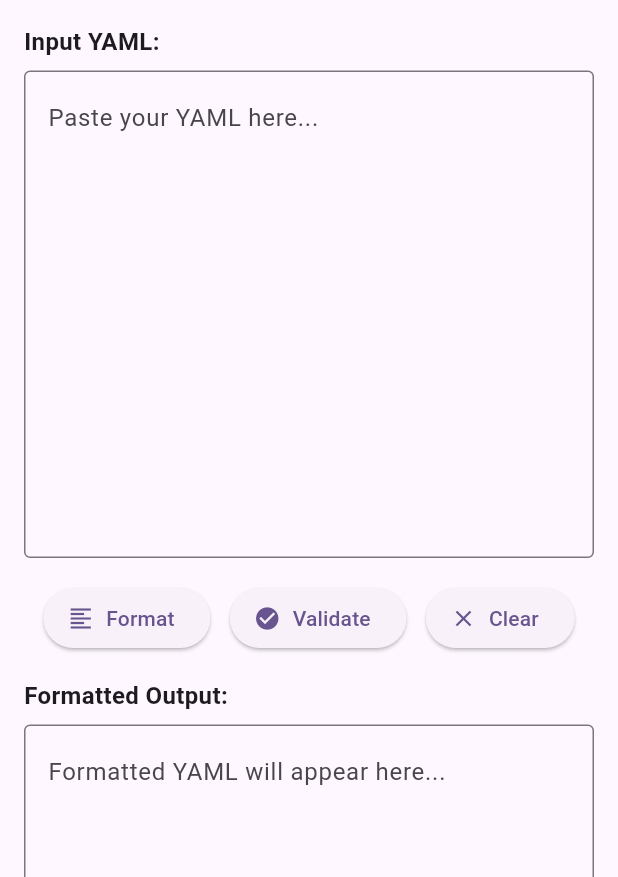
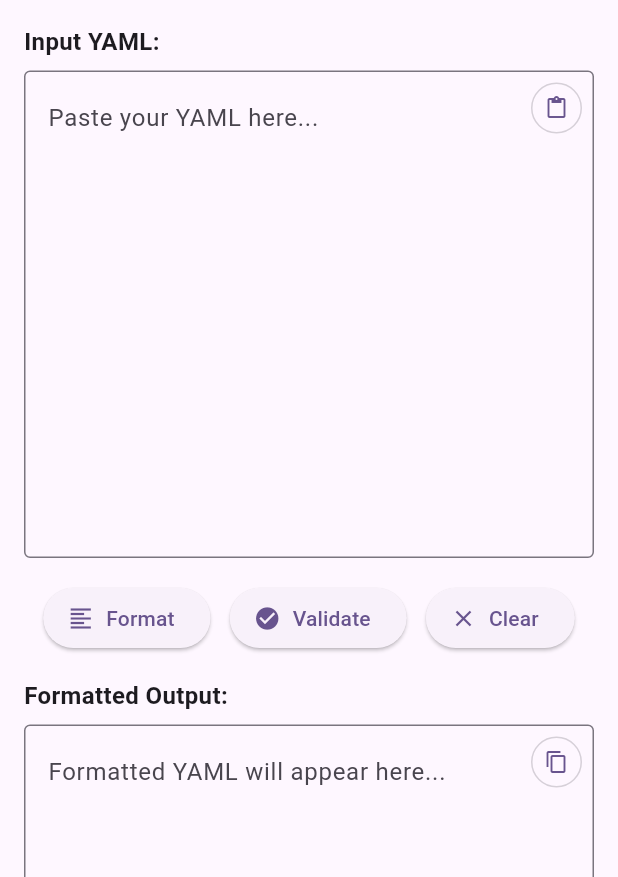
Before and after one commit to sutanto1010/devtools, a Flutter app: the YamlFormatterScreen screen opened directly, on a phone screen of 412 x 824 dp. Shown: the top 877 px of the screen. Run offline on Flutter 3.47's test engine with Material 3 defaults, Android fonts, the phone set to English and light mode, and no system bars; our stand-ins replace file_picker, package_info_plus, sqflite, webview_flutter, yaml; missing offline and left inert: encrypt, network_tools, openpgp, pro_image_editor, screen_capturer, super_clipboard and 3 more; accounts and stored records are empty.

Commit message:
feat(yaml_formatter): add copy/paste functionality to text fields
Add paste from clipboard button to input field and copy to clipboard button to output field
Include error handling and user feedback via snackbars

```diff
--- a/lib/screens/yaml_formatter_screen.dart
+++ b/lib/screens/yaml_formatter_screen.dart
@@ -1,4 +1,5 @@
 import 'package:flutter/material.dart';
+import 'package:flutter/services.dart';
 
 class YamlFormatterScreen extends StatefulWidget {
   const YamlFormatterScreen({super.key});
@@ -108,6 +109,58 @@ class _YamlFormatterScreenState extends State<YamlFormatterScreen> {
     });
   }
 
+  Future<void> _pasteFromClipboard() async {
+    try {
+      final clipboardData = await Clipboard.getData(Clipboard.kTextPlain);
+      if (clipboardData?.text != null) {
+        setState(() {
+          _inputController.text = clipboardData!.text!;
+        });
+        ScaffoldMessenger.of(context).showSnackBar(
+          const SnackBar(
+            content: Text('Pasted from clipboard'),
+            duration: Duration(seconds: 2),
+          ),
+        );
+      }
+    } catch (e) {
+      ScaffoldMessenger.of(context).showSnackBar(
+        SnackBar(
+          content: Text('Failed to paste from clipboard: ${e.toString()}'),
+          duration: const Duration(seconds: 2),
+        ),
+      );
+    }
+  }
+
+  Future<void> _copyToClipboard() async {
+    try {
+      if (_outputController.text.isNotEmpty) {
+        await Clipboard.setData(ClipboardData(text: _outputController.text));
+        ScaffoldMessenger.of(context).showSnackBar(
+          const SnackBar(
+            content: Text('Copied to clipboard'),
+            duration: Duration(seconds: 2),
+          ),
+        );
+      } else {
+        ScaffoldMessenger.of(context).showSnackBar(
+          const SnackBar(
+            content: Text('No output to copy'),
+            duration: Duration(seconds: 2),
+          ),
+        );
+      }
+    } catch (e) {
+      ScaffoldMessenger.of(context).showSnackBar(
+        SnackBar(
+          content: Text('Failed to copy to clipboard: ${e.toString()}'),
+          duration: const Duration(seconds: 2),
+        ),
+      );
+    }
+  }
+
   @override
   Widget build(BuildContext context) {
     return Scaffold(
@@ -123,7 +176,9 @@ class _YamlFormatterScreenState extends State<YamlFormatterScreen> {
             const SizedBox(height: 8),
             Expanded(
               flex: 2,
-              child: TextField(
+              child: Stack(
+                children: [
+                  TextField(
                     controller: _inputController,
                     maxLines: null,
                     expands: true,
@@ -132,6 +187,37 @@ class _YamlFormatterScreenState extends State<YamlFormatterScreen> {
                       hintText: 'Paste your YAML here...',
                     ),
                     textAlignVertical: TextAlignVertical.top,
+                  ),
+                  Positioned(
+                    top: 8,
+                    right: 8,
+                    child: Material(
+                      color: Colors.transparent,
+                      child: Tooltip(
+                        message: 'Paste from clipboard',
+                        child: InkWell(
+                          onTap: _pasteFromClipboard,
+                          borderRadius: BorderRadius.circular(20),
+                          child: Container(
+                            padding: const EdgeInsets.all(8),
+                            decoration: BoxDecoration(
+                              color: Theme.of(context).colorScheme.surface.withOpacity(0.9),
+                              borderRadius: BorderRadius.circular(20),
+                              border: Border.all(
+                                color: Theme.of(context).colorScheme.outline.withOpacity(0.3),
+                              ),
+                            ),
+                            child: Icon(
+                              Icons.content_paste,
+                              size: 16,
+                              color: Theme.of(context).colorScheme.primary,
+                            ),
+                          ),
+                        ),
+                      ),
+                    ),
+                  ),
+                ],
               ),
             ),
             const SizedBox(height: 16),
@@ -182,7 +268,9 @@ class _YamlFormatterScreenState extends State<YamlFormatterScreen> {
             const SizedBox(height: 8),
             Expanded(
               flex: 2,
-              child: TextField(
+              child: Stack(
+                children: [
+                  TextField(
                     controller: _outputController,
                     maxLines: null,
                     expands: true,
@@ -192,6 +280,37 @@ class _YamlFormatterScreenState extends State<YamlFormatterScreen> {
                       hintText: 'Formatted YAML will appear here...',
                     ),
                     textAlignVertical: TextAlignVertical.top,
+                  ),
+                  Positioned(
+                    top: 8,
+                    right: 8,
+                    child: Material(
+                      color: Colors.transparent,
+                      child: Tooltip(
+                        message: 'Copy to clipboard',
+                        child: InkWell(
+                          onTap: _copyToClipboard,
+                          borderRadius: BorderRadius.circular(20),
+                          child: Container(
+                            padding: const EdgeInsets.all(8),
+                            decoration: BoxDecoration(
+                              color: Theme.of(context).colorScheme.surface.withOpacity(0.9),
+                              borderRadius: BorderRadius.circular(20),
+                              border: Border.all(
+                                color: Theme.of(context).colorScheme.outline.withOpacity(0.3),
+                              ),
+                            ),
+                            child: Icon(
+                              Icons.content_copy,
+                              size: 16,
+                              color: Theme.of(context).colorScheme.primary,
+                            ),
+                          ),
+                        ),
+                      ),
+                    ),
+                  ),
+                ],
               ),
             ),
           ],
```
Lines whose indentation alone changed are shown as unchanged.
